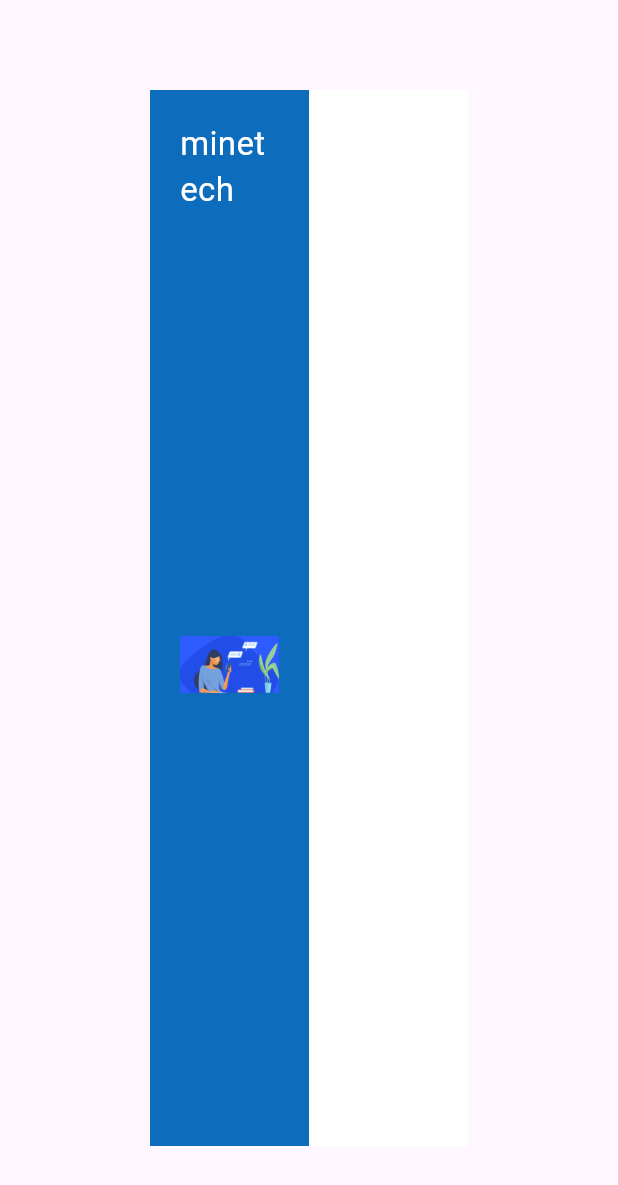
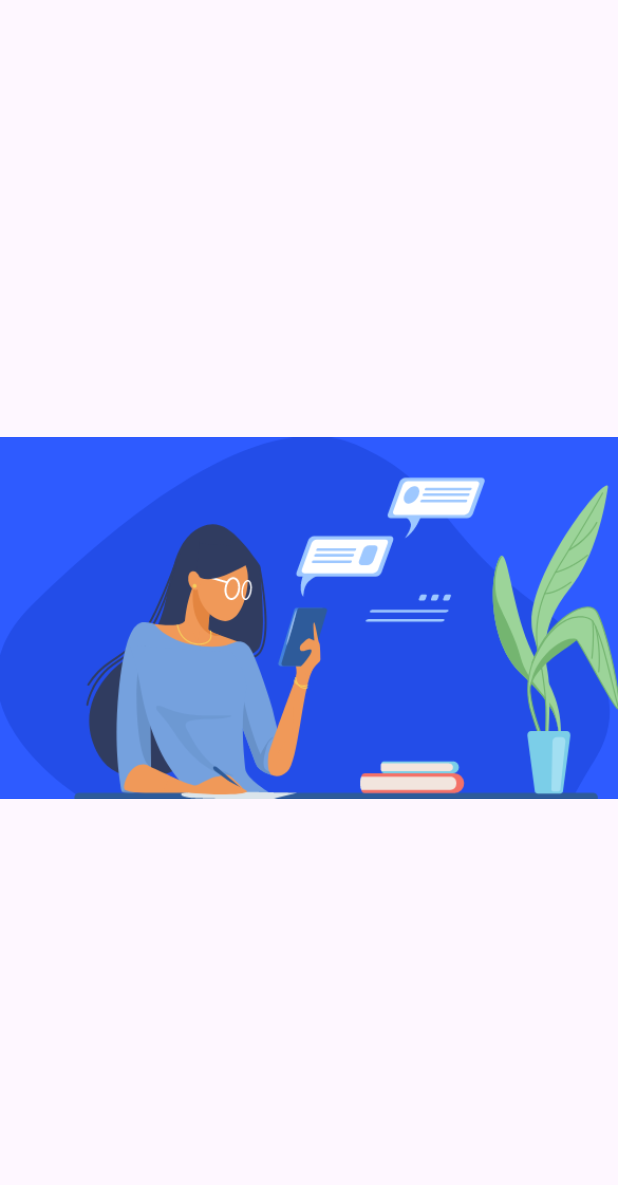
Before and after one commit to yousef3bdeen/signup_onboarding, a Flutter app: the first screen one second after launch, on a phone screen of 412 x 824 dp. Shown: the top 1185 px of the screen. Run offline on Flutter 3.47's test engine with Material 3 defaults, Android fonts, the phone set to English and light mode, and no system bars.

Commit message:
init splash

```diff
--- a/lib/main.dart
+++ b/lib/main.dart
@@ -1,4 +1,5 @@
 import 'package:flutter/material.dart';
+import 'package:signup_onboarding/presentation/splash/splash.dart';
 
 import 'presentation/auth/auth.dart';
 
@@ -13,7 +14,7 @@ class MyApp extends StatelessWidget {
   Widget build(BuildContext context) {
     return  MaterialApp(
       debugShowCheckedModeBanner: false,
-      home: Auth(),
+      home: SplashScreen(),
     );
   }
 }
--- a/lib/presentation/auth/right_side/right_side.dart
+++ b/lib/presentation/auth/right_side/right_side.dart
@@ -8,7 +8,7 @@ class RightSide extends StatefulWidget {
 }
 
 class _RightSideState extends State<RightSide> {
-  bool changeAccount = false;
+  bool changeAccount = true;
 
   @override
   Widget build(BuildContext context) {
--- /dev/null
+++ b/lib/presentation/splash/splash.dart
@@ -0,0 +1,28 @@
+import 'package:flutter/material.dart';
+import 'package:signup_onboarding/presentation/auth/auth.dart';
+
+class SplashScreen extends StatefulWidget {
+  @override
+  State<SplashScreen> createState() => _SplashScreenState();
+}
+
+class _SplashScreenState extends State<SplashScreen> {
+  @override
+  void initState() {
+    super.initState();
+
+    Future.delayed(
+        const Duration(
+          seconds: 3,
+        ), () {
+      Navigator.push(context, MaterialPageRoute(builder: (context) => Auth()));
+    });
+  }
+
+  @override
+  Widget build(BuildContext context) {
+    return Scaffold(
+      body: Center(child: Image.asset('assets/images/left.png')),
+    );
+  }
+}
```
